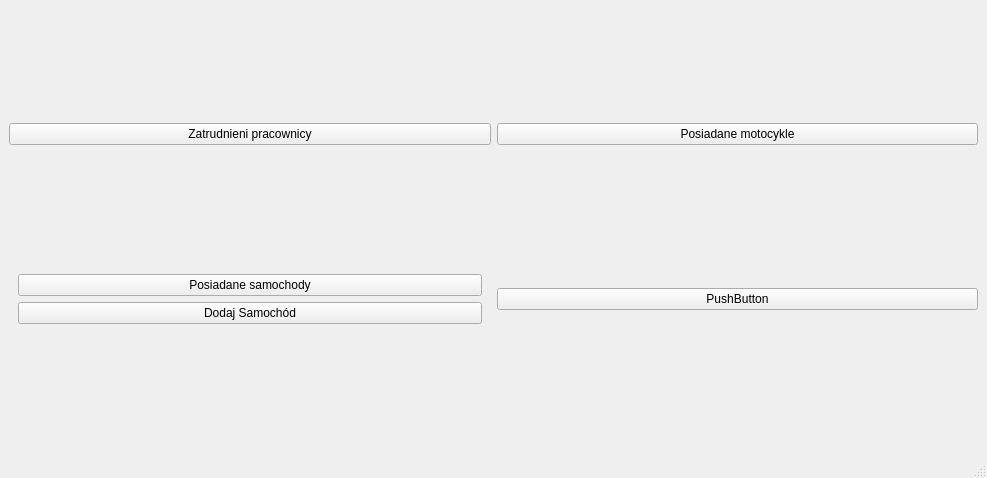
Qt form PROEProjekt2/mainwindow2.ui (emroczko/CarDealershipManagmentApp) before a commit.
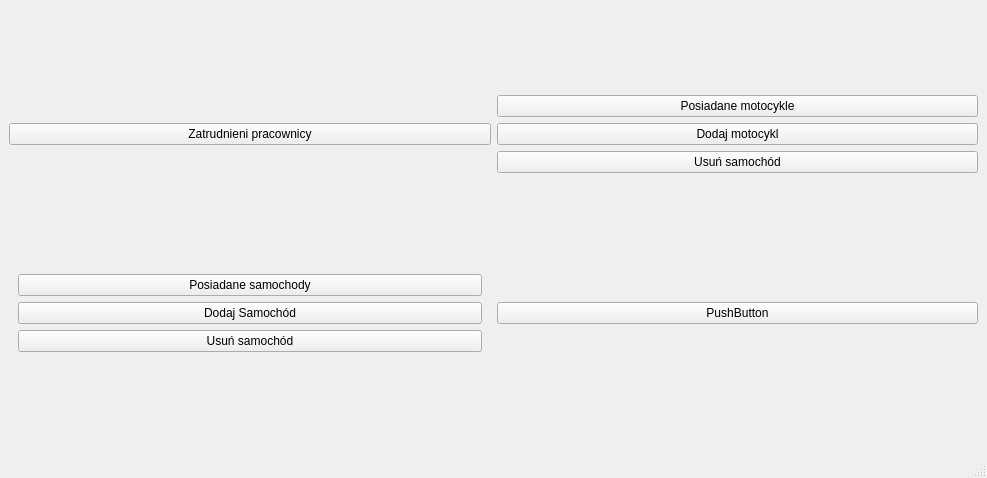
The same form after that commit.

The edit to the form file:
```diff
--- a/PROEProjekt2/mainwindow2.ui
+++ b/PROEProjekt2/mainwindow2.ui
@@ -24,6 +24,20 @@
         </property>
        </widget>
       </item>
+      <item>
+       <widget class="QPushButton" name="pushButton">
+        <property name="text">
+         <string>Dodaj motocykl</string>
+        </property>
+       </widget>
+      </item>
+      <item>
+       <widget class="QPushButton" name="pushButton_4">
+        <property name="text">
+         <string>Usuń samochód</string>
+        </property>
+       </widget>
+      </item>
      </layout>
     </item>
     <item row="2" column="0">
@@ -65,6 +79,13 @@
          </property>
         </widget>
        </item>
+       <item row="3" column="0">
+        <widget class="QPushButton" name="pushButton_2">
+         <property name="text">
+          <string>Usuń samochód</string>
+         </property>
+        </widget>
+       </item>
       </layout>
      </widget>
     </item>
```
